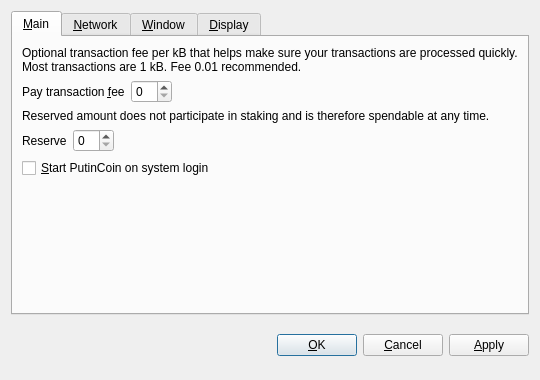
Old version of the form src/qt/forms/optionsdialog.ui in the repository PutinCoinPUT/PutinCoin.
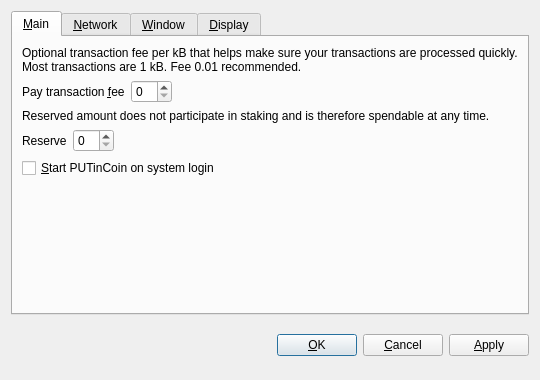
New version of the form. Custom widgets are drawn as their Qt base class.

Patch:
```diff
--- a/src/qt/forms/optionsdialog.ui
+++ b/src/qt/forms/optionsdialog.ui
@@ -128,7 +128,7 @@
           <string>Automatically start PutinCoin after logging in to the system.</string>
          </property>
          <property name="text">
-          <string>&amp;Start PutinCoin on system login</string>
+          <string>&amp;Start PUTinCoin on system login</string>
          </property>
         </widget>
        </item>
```
Left out of the diff: 10 changed lines with no effect on the pictures.
